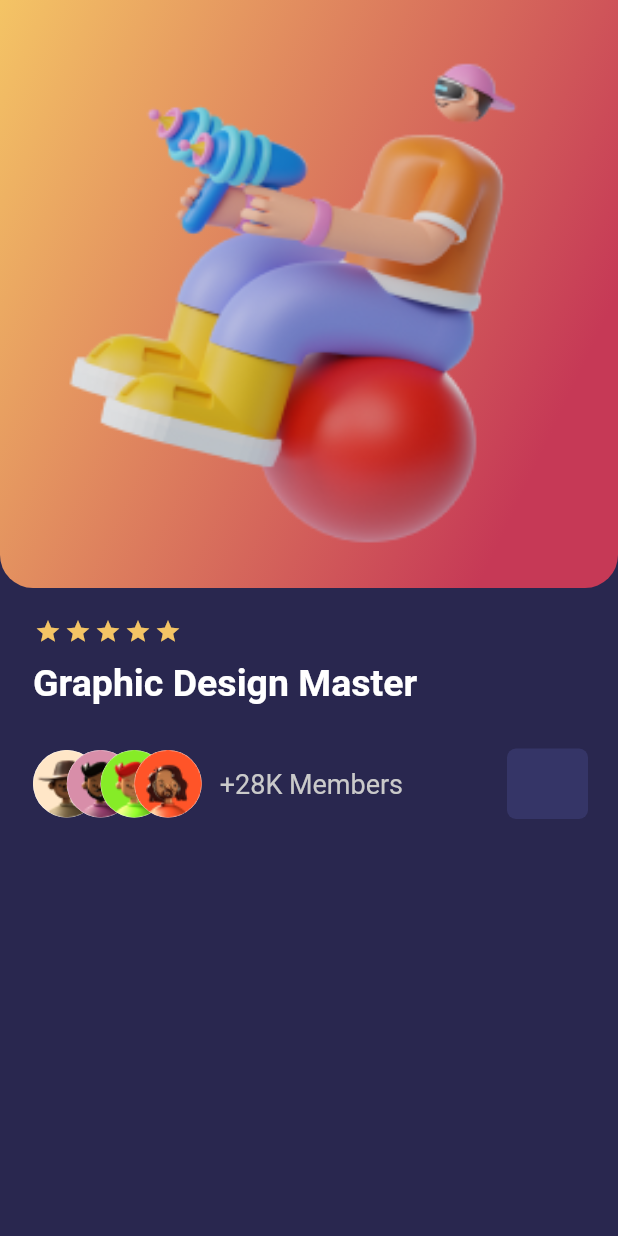
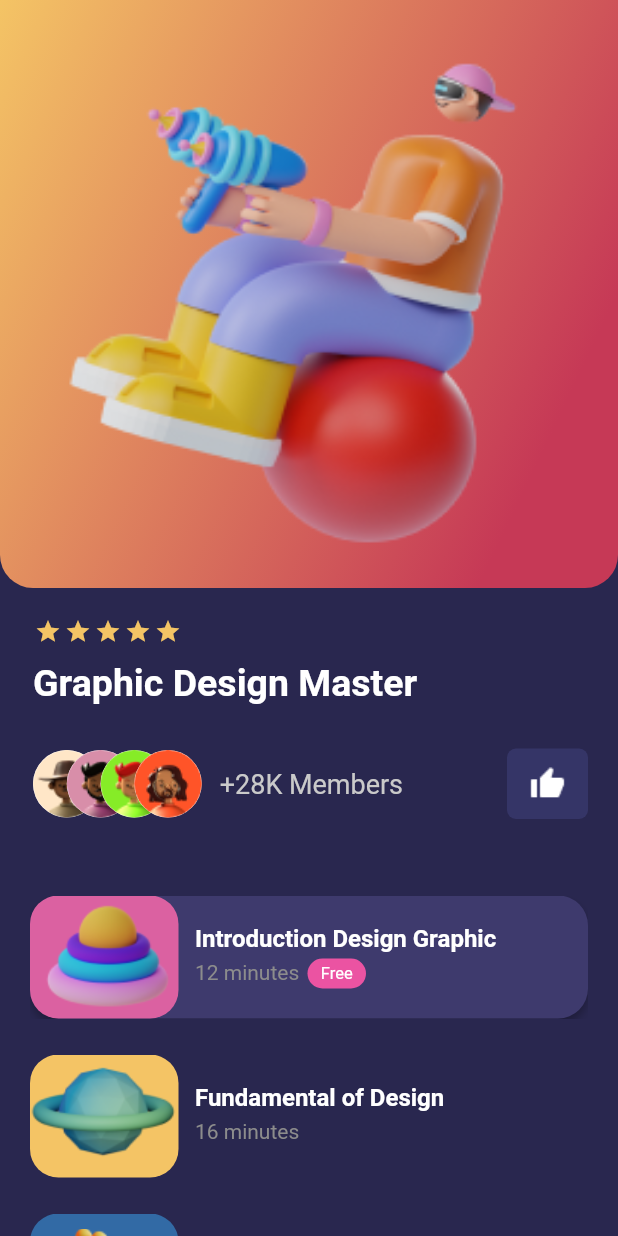
Before and after one commit to Emyeeeel/mobile_course_app_ui, a Flutter app: the DetailsScreen screen opened directly, on a phone screen of 412 x 824 dp. Run offline on Flutter 3.47's test engine with Material 2 defaults, Android fonts, the phone set to English and light mode, and no system bars; drawn by our look-alikes of flutter_rating_bar; our stand-ins replace device_preview, flutter_svg, google_fonts.

```diff
--- a/lib/pages/details_screen.dart
+++ b/lib/pages/details_screen.dart
@@ -1,3 +1,4 @@
+import 'package:app_ui/widgets/third_widgetList.dart';
 import 'package:flutter_svg/flutter_svg.dart';
 import 'package:flutter/material.dart';
 import 'package:flutter_rating_bar/flutter_rating_bar.dart';
@@ -41,7 +42,7 @@ class _MyWidgetState extends State<DetailsScreen> {
                 ),
               )),
           Padding(
-            padding: EdgeInsets.only(
+            padding: const EdgeInsets.only(
               top: 20,
               left: 22,
               right: 20,
@@ -56,7 +57,7 @@ class _MyWidgetState extends State<DetailsScreen> {
                   allowHalfRating: true,
                   itemCount: 5,
                   itemSize: 18,
-                  itemPadding: EdgeInsets.symmetric(horizontal: 1),
+                  itemPadding: const EdgeInsets.symmetric(horizontal: 1),
                   itemBuilder: (context, _) => const Icon(
                     Icons.star,
                     color: Color(0xFFF4C465),
@@ -150,20 +151,54 @@ class _MyWidgetState extends State<DetailsScreen> {
                       ],
                     ),
                     Container(
-                        width: 54,
-                        height: 47,
-                        decoration: BoxDecoration(
-                            color: const Color(0xFF353567),
-                            borderRadius: BorderRadius.circular(6)),
-                        child: Padding(
-                            padding: const EdgeInsets.symmetric(
-                                horizontal: 15, vertical: 12),
-                            child: SvgPicture.asset('assets/Frame.svg'))),
+                      width: 54,
+                      height: 47,
+                      decoration: BoxDecoration(
+                          color: const Color(0xFF353567),
+                          borderRadius: BorderRadius.circular(6)),
+                      child: Container(
+                        width: 24,
+                        height: 24,
+                        decoration: const BoxDecoration(
+                          image: DecorationImage(
+                            image: AssetImage('assets/Frame.png'),
+                          ),
+                        ),
+                      ),
+                    )
                   ],
-                )
+                ),
               ],
             ),
-          )
+          ),
+          const SizedBox(
+            height: 39,
+          ),
+          ListView.builder(
+              itemCount: 5,
+              scrollDirection: Axis.vertical,
+              shrinkWrap: true,
+              itemBuilder: (context, index) {
+                if (index == 0) {
+                  return const Vertical(
+                    image: 'assets/Saly-20.png',
+                    title: 'Introduction Design Graphic',
+                    hours: '12 minutes',
+                  );
+                } else if (index == 1) {
+                  return const Vertical1(
+                    image: 'assets/Saly-21.png',
+                    title: 'Fundamental of Design',
+                    hours: '16 minutes',
+                  );
+                } else {
+                  return const Vertical2(
+                    image: 'assets/Saly-25.png',
+                    title: 'Layout Design',
+                    hours: '10 minutes',
+                  );
+                }
+              }),
         ],
       )),
     );
--- a/lib/widgets/third_widgetList.dart
+++ b/lib/widgets/third_widgetList.dart
@@ -1,4 +1,3 @@
-import 'package:flutter_rating_bar/flutter_rating_bar.dart';
 import 'package:flutter/material.dart';
 import 'package:google_fonts/google_fonts.dart';
 
@@ -17,15 +16,17 @@ class Vertical extends StatelessWidget {
     return Padding(
         padding: const EdgeInsets.only(
           left: 20,
+          right: 20,
+          top: 12,
+          bottom: 12,
         ),
         child: SizedBox(
           height: 82,
           child: Stack(
             children: [
               Container(
-                height: 92,
-                width: MediaQuery.of(context).size.width -
-                    (MediaQuery.of(context).size.width * 0.13),
+                height: 82,
+                width: 374,
                 decoration: BoxDecoration(
                   borderRadius: BorderRadius.circular(20),
                   color: const Color(0xFF3E3A6D),
@@ -51,13 +52,63 @@ class Vertical extends StatelessWidget {
                   ),
                 ),
               ),
-              Container(
-                width: 100,
-                height: 200,
+              Positioned(
+                left: 110,
+                top: 19,
+                child: Text(
+                  title,
+                  style: GoogleFonts.roboto(
+                    fontSize: 16,
+                    fontWeight: FontWeight.bold,
+                    color: Colors.white,
+                  ),
+                ),
+              ),
+              Positioned(
+                left: 110,
+                top: 43,
+                child: Text(
+                  hours,
+                  style: GoogleFonts.roboto(
+                    fontSize: 14,
+                    fontWeight: FontWeight.w400,
+                    color: const Color(0xFF8C8C8C),
+                  ),
+                ),
+              ),
+              Positioned(
+                left: 185,
+                top: 42,
+                child: Container(
+                  width: 39,
+                  height: 20,
+                  decoration: BoxDecoration(
+                      color: const Color(0xFFEB53A2),
+                      borderRadius: BorderRadius.circular(10)),
+                  child: Align(
+                    alignment: Alignment.center,
+                    child: Text(
+                      'Free',
+                      style: GoogleFonts.roboto(
+                        fontSize: 11,
+                        fontWeight: FontWeight.w400,
+                        color: Colors.white,
+                      ),
+                    ),
+                  ),
+                ),
+              ),
+              Positioned(
+                left: -15,
+                top: -25,
+                child: Container(
+                  width: 130,
+                  height: 130,
                   decoration: BoxDecoration(
                     image: DecorationImage(
                       image: AssetImage(image),
                       fit: BoxFit.fill,
+                    ),
                   ),
                 ),
               ),
@@ -73,113 +124,86 @@ class Vertical1 extends StatelessWidget {
     required this.image,
     required this.title,
     required this.hours,
-    required this.rating,
   }) : super(key: key);
 
   final String image, title, hours;
-  final double rating;
 
   @override
   Widget build(BuildContext context) {
     return Padding(
       padding: const EdgeInsets.only(
-        bottom: 8,
+        right: 20,
+        top: 12,
+        bottom: 12,
       ),
       child: SizedBox(
-        height: 134,
+        height: 82,
+        child: Stack(children: [
+          Positioned(
+            left: 20,
+            child: SizedBox(
               child: Stack(
-          alignment: Alignment.bottomLeft,
                 children: [
                   Container(
-              height: 92,
-              width: MediaQuery.of(context).size.width -
-                  (MediaQuery.of(context).size.width * 0.13),
+                    height: 82,
+                    width: 374,
                     decoration: BoxDecoration(
                       borderRadius: BorderRadius.circular(20),
-                color: const Color(0xFF3E3A6D),
-                boxShadow: [
-                  BoxShadow(
-                    color: Colors.black.withOpacity(0.25),
-                    blurRadius: 13,
-                    offset: const Offset(0, 4),
-                  )
-                ],
                     ),
                   ),
-            Padding(
-              padding: const EdgeInsets.only(
-                left: 26,
-                bottom: 19,
-              ),
-              child: Row(
-                children: [
                   Container(
-                    width: 115,
-                    height: 115,
-                    child: Stack(
-                      children: [
-                        Positioned(
-                          left: 0,
-                          top: 31, // Adjust this value as needed
-                          child: Container(
-                            width: 115,
-                            height: 84,
+                    width: 99,
+                    height: 82,
                     decoration: ShapeDecoration(
-                              color: const Color(0xFFCCB4FF),
+                      color: const Color(0xFFF4C465),
                       shape: RoundedRectangleBorder(
-                                borderRadius: BorderRadius.circular(9),
+                        borderRadius: BorderRadius.circular(19),
                       ),
                     ),
                   ),
+                  Positioned(
+                    left: 110,
+                    top: 19,
+                    child: Text(
+                      title,
+                      style: GoogleFonts.roboto(
+                        fontSize: 16,
+                        fontWeight: FontWeight.bold,
+                        color: Colors.white,
                       ),
-                        Container(
-                          height: 115,
-                          width: 115,
-                          decoration: BoxDecoration(
-                            image: DecorationImage(
-                              image: AssetImage(image),
+                    ),
+                  ),
+                  Positioned(
+                    left: 110,
+                    top: 43,
+                    child: Text(
+                      hours,
+                      style: GoogleFonts.roboto(
+                        fontSize: 14,
+                        fontWeight: FontWeight.w400,
+                        color: const Color(0xFF8C8C8C),
                       ),
                     ),
                   ),
                 ],
               ),
             ),
-                  Padding(
-                    padding: const EdgeInsets.only(left: 10),
-                    child: Column(
-                      crossAxisAlignment: CrossAxisAlignment.start,
-                      mainAxisAlignment: MainAxisAlignment.end,
-                      children: [
-                        Text(
-                          title,
-                          style: GoogleFonts.roboto(
-                            fontSize: 18,
-                            fontWeight: FontWeight.w600,
-                            color: Colors.white,
+          ),
+          Positioned(
+            left: 8,
+            top: -24,
+            child: Container(
+              width: 133,
+              height: 133,
+              decoration: BoxDecoration(
+                image: DecorationImage(
+                  image: AssetImage(image),
+                  fit: BoxFit.fill,
                 ),
               ),
-                        const SizedBox(
-                          height: 4,
-                        ),
-                        Text(
-                          hours,
-                          style: GoogleFonts.roboto(
-                            fontSize: 12,
-                            fontWeight: FontWeight.w400,
-                            color: const Color(0xFF8C8C8C),
             ),
           ),
-                        const SizedBox(
-                          height: 6,
-                        ),
-                      ],
-                    ),
-                  )
-                ],
-              ),
-            ),
-          ],
-        ),
+        ]),
       ),
     );
   }
@@ -191,113 +215,86 @@ class Vertical2 extends StatelessWidget {
     required this.image,
     required this.title,
     required this.hours,
-    required this.rating,
   }) : super(key: key);
 
   final String image, title, hours;
-  final double rating;
 
   @override
   Widget build(BuildContext context) {
     return Padding(
       padding: const EdgeInsets.only(
-        bottom: 8,
+        right: 20,
+        top: 12,
+        bottom: 12,
       ),
       child: SizedBox(
-        height: 134,
+        height: 82,
+        child: Stack(children: [
+          Positioned(
+            left: 20,
+            child: SizedBox(
               child: Stack(
-          alignment: Alignment.bottomLeft,
                 children: [
                   Container(
-              height: 92,
-              width: MediaQuery.of(context).size.width -
-                  (MediaQuery.of(context).size.width * 0.13),
+                    height: 82,
+                    width: 374,
                     decoration: BoxDecoration(
                       borderRadius: BorderRadius.circular(20),
-                color: const Color(0xFF3E3A6D),
-                boxShadow: [
-                  BoxShadow(
-                    color: Colors.black.withOpacity(0.25),
-                    blurRadius: 13,
-                    offset: const Offset(0, 4),
-                  )
-                ],
                     ),
                   ),
-            Padding(
-              padding: const EdgeInsets.only(
-                left: 26,
-                bottom: 19,
-              ),
-              child: Row(
-                children: [
                   Container(
-                    width: 115,
-                    height: 115,
-                    child: Stack(
-                      children: [
-                        Positioned(
-                          left: 0,
-                          top: 31, // Adjust this value as needed
-                          child: Container(
-                            width: 115,
-                            height: 84,
+                    width: 99,
+                    height: 82,
                     decoration: ShapeDecoration(
-                              color: const Color(0xFFCCB4FF),
+                      color: const Color(0xFF326AA5),
                       shape: RoundedRectangleBorder(
-                                borderRadius: BorderRadius.circular(9),
+                        borderRadius: BorderRadius.circular(19),
                       ),
                     ),
                   ),
+                  Positioned(
+                    left: 110,
+                    top: 19,
+                    child: Text(
+                      title,
+                      style: GoogleFonts.roboto(
+                        fontSize: 16,
+                        fontWeight: FontWeight.bold,
+                        color: Colors.white,
                       ),
-                        Container(
-                          height: 115,
-                          width: 115,
-                          decoration: BoxDecoration(
-                            image: DecorationImage(
-                              image: AssetImage(image),
+                    ),
+                  ),
+                  Positioned(
+                    left: 110,
+                    top: 43,
+                    child: Text(
+                      hours,
+                      style: GoogleFonts.roboto(
+                        fontSize: 14,
+                        fontWeight: FontWeight.w400,
+                        color: const Color(0xFF8C8C8C),
                       ),
                     ),
                   ),
                 ],
               ),
             ),
-                  Padding(
-                    padding: const EdgeInsets.only(left: 10),
-                    child: Column(
-                      crossAxisAlignment: CrossAxisAlignment.start,
-                      mainAxisAlignment: MainAxisAlignment.end,
-                      children: [
-                        Text(
-                          title,
-                          style: GoogleFonts.roboto(
-                            fontSize: 18,
-                            fontWeight: FontWeight.w600,
-                            color: Colors.white,
+          ),
+          Positioned(
+            left: 8,
+            top: 10,
+            child: Container(
+              width: 116,
+              height: 62,
+              decoration: BoxDecoration(
+                image: DecorationImage(
+                  image: AssetImage(image),
+                  fit: BoxFit.fill,
                 ),
               ),
-                        const SizedBox(
-                          height: 4,
-                        ),
-                        Text(
-                          hours,
-                          style: GoogleFonts.roboto(
-                            fontSize: 12,
-                            fontWeight: FontWeight.w400,
-                            color: const Color(0xFF8C8C8C),
             ),
           ),
-                        const SizedBox(
-                          height: 6,
-                        ),
-                      ],
-                    ),
-                  )
-                ],
-              ),
-            ),
-          ],
-        ),
+        ]),
       ),
     );
   }
--- a/pubspec.yaml
+++ b/pubspec.yaml
@@ -79,6 +79,7 @@ flutter:
     - assets/Ellipse 5.png
     - assets/Ellipse 6.png
     - assets/Frame.svg
+    - assets/Frame.png
   #   - images/a_dot_ham.jpeg
 
   # An image asset can refer to one or more resolution-specific "variants", see
```
Also changed, not shown: assets/Frame.png (added). Lines whose indentation alone changed are shown as unchanged.
